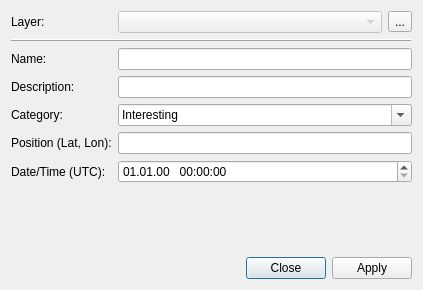
Before: the Qt Designer form place_marker_dialog_base.ui in jrenken/qgis-PlaceMarker, drawn with Qt 5.
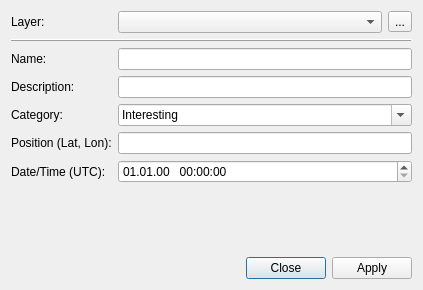
After: the same form once the commit is applied. Custom widgets are drawn as their Qt base class.

Diff of the .ui file:
```diff
--- a/place_marker_dialog_base.ui
+++ b/place_marker_dialog_base.ui
@@ -30,9 +30,6 @@
       <layout class="QHBoxLayout" name="horizontalLayout" stretch="0,0">
        <item>
         <widget class="QgsMapLayerComboBox" name="mMapLayerComboBox">
-         <property name="enabled">
-          <bool>false</bool>
-         </property>
          <property name="filters">
           <set>QgsMapLayerProxyModel::PointLayer</set>
          </property>
```
